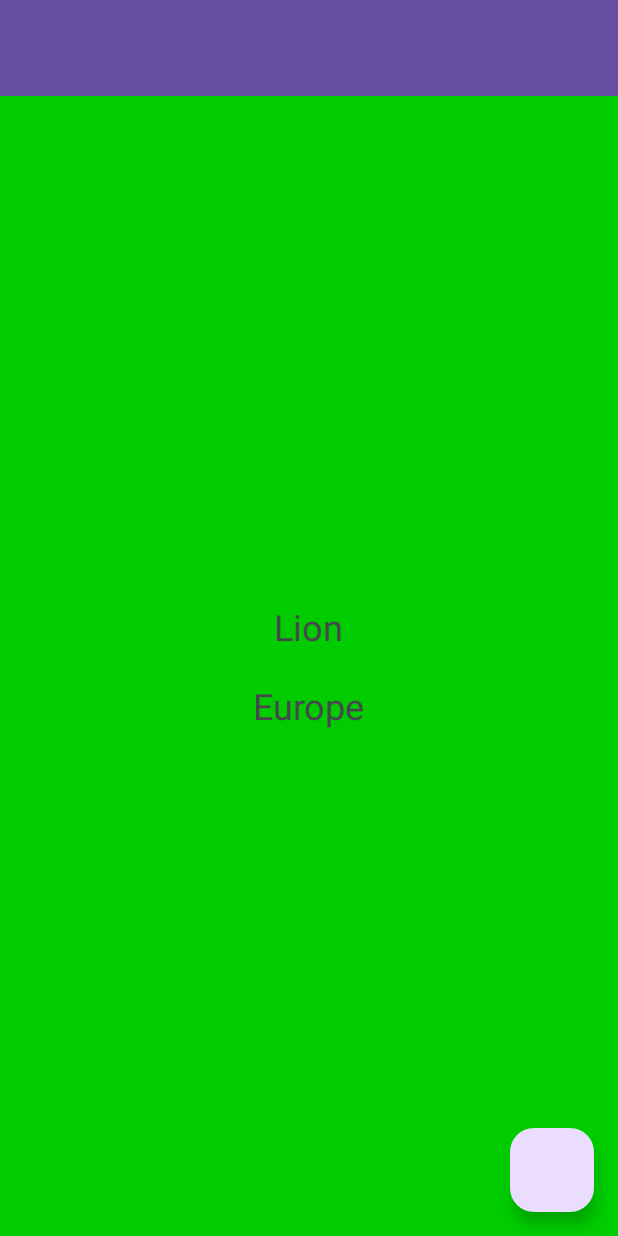
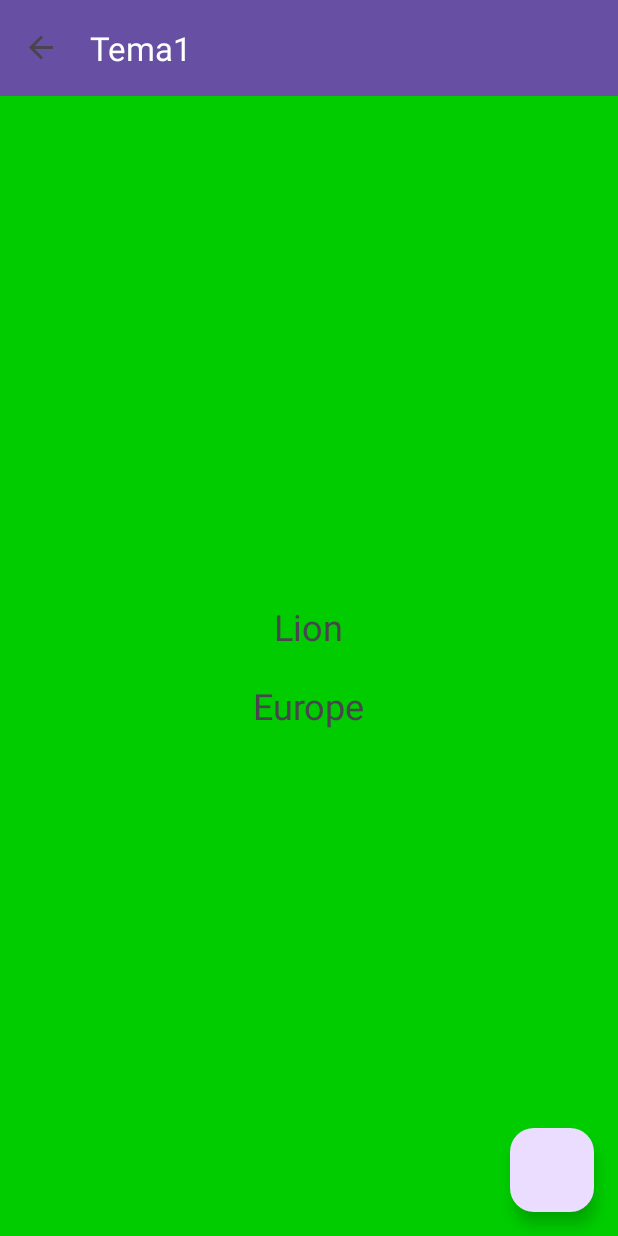
Before and after one commit to Pengulol/Tema1_DAWM, an Android app: the screen it shows after launch (MainActivity), after a tap on "Lion", on a phone screen of 412 x 824 dp. Run offline under Robolectric (Android 15) with nearby library versions, the phone set to English and light mode, and no system bars; our stand-ins replace navigation-ui.

Commit message:
Navigation Component

```diff
--- a/app/build.gradle
+++ b/app/build.gradle
@@ -30,9 +30,7 @@ android {
     kotlinOptions {
         jvmTarget = '1.8'
     }
-    dataBinding {
-        enabled = true
-    }
+
 }
 
 dependencies {
@@ -45,4 +43,8 @@ dependencies {
     androidTestImplementation 'androidx.test.ext:junit:1.1.3'
     androidTestImplementation 'androidx.test.espresso:espresso-core:3.4.0'
     implementation "androidx.recyclerview:recyclerview:1.1.0"
+
+    implementation("androidx.navigation:navigation-fragment-ktx:2.3.5")
+    implementation("androidx.navigation:navigation-ui-ktx:2.3.5")
+    implementation("androidx.navigation:navigation-dynamic-features-fragment:2.3.5")
 }
--- a/app/src/main/java/com/dawmlab/tema1/Fragment_1.kt
+++ b/app/src/main/java/com/dawmlab/tema1/Fragment_1.kt
@@ -6,6 +6,7 @@ import android.view.LayoutInflater
 import android.view.View
 import android.view.ViewGroup
 import androidx.fragment.app.Fragment
+import androidx.navigation.fragment.findNavController
 import androidx.recyclerview.widget.LinearLayoutManager
 import androidx.recyclerview.widget.RecyclerView
 
@@ -35,16 +36,12 @@ class Fragment_1: Fragment(), OnItemClickListener {
         recyclerView.layoutManager = layoutManager
     }
     override fun onClick(view: View?, position: Int) {
-        val item = getDataList()[position]
-        val fragment = Fragment_2()
+        //ToDo: navigate to Fragment_2 and pass data
         val bundle = Bundle()
-        bundle.putString("animalName", item.animalName)
-        bundle.putString("continentName", item.continent.toString())
-        fragment.arguments = bundle
-        val transaction = requireActivity().supportFragmentManager.beginTransaction()
-        transaction.replace(R.id.FrLayout, fragment)
-        transaction.addToBackStack(null)
-        transaction.commit()
+        bundle.putString("animalName", getDataList()[position].animalName)
+        bundle.putString("continentName", getDataList()[position].continent.toString())
+
+        findNavController().navigate(R.id.action_fragment_1_to_fragment_2,bundle)
         Log.e("HomeActivity", "button clicked")
     }
     private fun getDataList(): List<Model> {
--- a/app/src/main/java/com/dawmlab/tema1/Fragment_2.kt
+++ b/app/src/main/java/com/dawmlab/tema1/Fragment_2.kt
@@ -21,7 +21,7 @@ class Fragment_2: Fragment(){
         when (continentName) {
             "Europe" -> view.setBackgroundResource(R.color.Europa)
             "Africa" -> view.setBackgroundResource(R.color.Africa)
-            "America" -> view.setBackgroundResource(R.color.Americi)
+            "Americi" -> view.setBackgroundResource(R.color.Americi)
             "Asia" -> view.setBackgroundResource(R.color.Asia)
             "Australia" -> view.setBackgroundResource(R.color.Australia)
         }
--- a/app/src/main/java/com/dawmlab/tema1/MainActivity.kt
+++ b/app/src/main/java/com/dawmlab/tema1/MainActivity.kt
@@ -3,11 +3,16 @@ package com.dawmlab.tema1
 import androidx.appcompat.app.AppCompatActivity
 import android.os.Bundle
 import android.view.View
+import androidx.navigation.NavController
+import androidx.navigation.fragment.NavHostFragment
+import androidx.navigation.ui.setupActionBarWithNavController
 
 class MainActivity : AppCompatActivity() {
+    private lateinit var navController: NavController
     override fun onCreate(savedInstanceState: Bundle?) {
         super.onCreate(savedInstanceState)
         setContentView(R.layout.activity_main)
+        setSupportActionBar(findViewById(R.id.toolbar))
 
 
         val exitButton = findViewById<View>(R.id.exitButton)
@@ -15,11 +20,14 @@ class MainActivity : AppCompatActivity() {
             finish()
         }
 
-        val fragment1 = Fragment_1()
-        val transaction = supportFragmentManager.beginTransaction()
-        transaction.replace(R.id.FrLayout, fragment1)
-        transaction.commit()
+      val NavHostFragment = supportFragmentManager.findFragmentById(R.id.fragmentContainerView) as NavHostFragment
+        navController = NavHostFragment.navController
 
+    setupActionBarWithNavController(navController)
+    }
+
+    override fun onSupportNavigateUp(): Boolean {
+        return navController.navigateUp()||super.onSupportNavigateUp()
     }
 
 
--- a/app/src/main/res/layout/activity_main.xml
+++ b/app/src/main/res/layout/activity_main.xml
@@ -25,6 +25,13 @@
         android:background="@android:color/white">
 
 
+        <androidx.fragment.app.FragmentContainerView
+            android:id="@+id/fragmentContainerView"
+            android:name="androidx.navigation.fragment.NavHostFragment"
+            android:layout_width="match_parent"
+            android:layout_height="match_parent"
+            app:defaultNavHost="true"
+            app:navGraph="@navigation/nav" />
     </FrameLayout>
 
 
--- a/app/src/main/res/layout/item_americi.xml
+++ b/app/src/main/res/layout/item_americi.xml
@@ -1,7 +1,5 @@
 <?xml version="1.0" encoding="utf-8"?>
 <androidx.appcompat.widget.LinearLayoutCompat xmlns:android="http://schemas.android.com/apk/res/android"
-    xmlns:app="http://schemas.android.com/apk/res-auto"
-    xmlns:tools="http://schemas.android.com/tools"
     android:id="@+id/layout"
     android:layout_width="match_parent"
     android:layout_height="100dp"
@@ -9,6 +7,7 @@
     android:layout_margin="10dp"
     android:background="@color/Americi"
     android:orientation="vertical"
+
     android:gravity="end">
 
     <TextView
--- /dev/null
+++ b/app/src/main/res/navigation/nav.xml
@@ -0,0 +1,32 @@
+<?xml version="1.0" encoding="utf-8"?>
+<navigation xmlns:android="http://schemas.android.com/apk/res/android"
+    xmlns:app="http://schemas.android.com/apk/res-auto"
+    xmlns:tools="http://schemas.android.com/tools"
+    android:id="@+id/nav"
+    app:startDestination="@id/fragment_1">
+
+    <fragment
+        android:id="@+id/fragment_1"
+        android:name="com.dawmlab.tema1.Fragment_1"
+        tools:layout="@layout/fragment_1" >
+        <action
+            android:id="@+id/action_fragment_1_to_fragment_2"
+            app:destination="@id/fragment_2" />
+        <argument
+            android:name="animalName"
+            app:argType="string" />
+        <argument
+            android:name="continentName"
+            app:argType="string" />
+    </fragment>
+    <fragment
+        android:id="@+id/fragment_2"
+        android:name="com.dawmlab.tema1.Fragment_2"
+        >
+        <action
+            android:id="@+id/action_fragment_2_to_fragment_1"
+            app:destination="@id/fragment_1"
+            app:popUpTo="@id/fragment_1"
+            app:popUpToInclusive="true" />
+    </fragment>
+</navigation>
```
